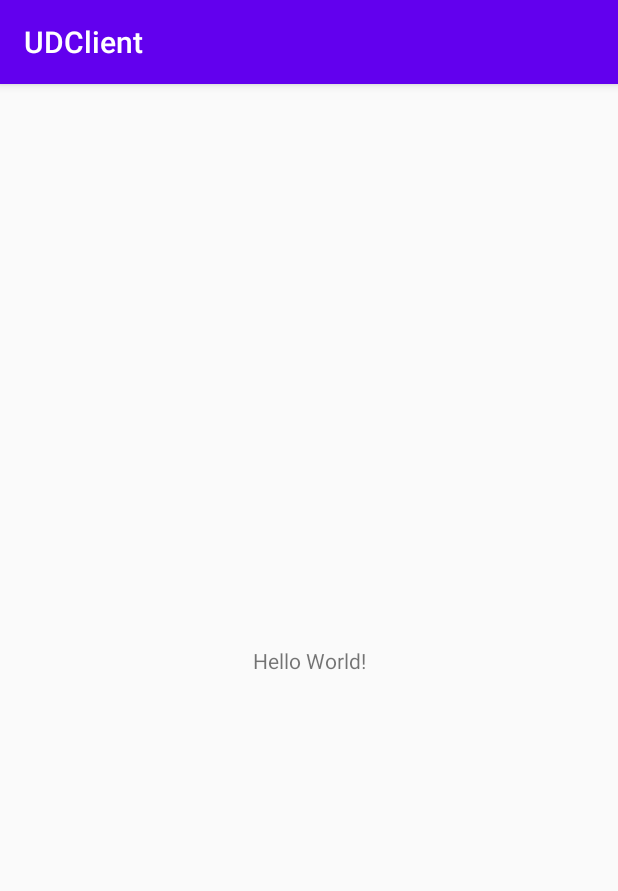
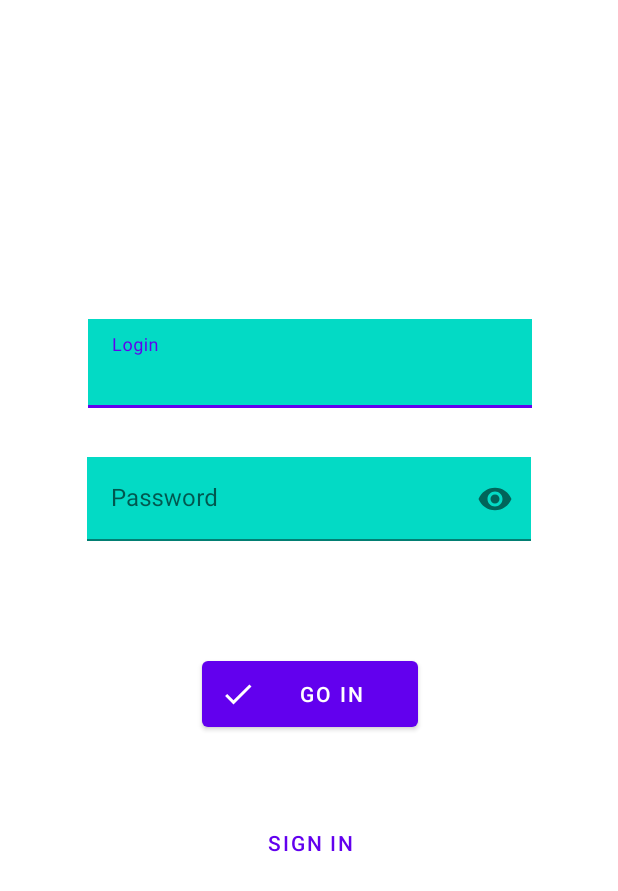
Before and after one commit to fay3r/Unforgotted_Debts_client, an Android app: the screen it shows after launch (MainActivity), on a phone screen of 412 x 824 dp. Shown: the top 891 px of the screen. Run offline under Robolectric (Android 15) with nearby library versions, the phone set to English and light mode, and no system bars.

Commit message:
created login screen layout

```diff
--- a/app/build.gradle
+++ b/app/build.gradle
@@ -1,7 +1,7 @@
 apply plugin: 'com.android.application'
 
 android {
-    compileSdkVersion 30
+    compileSdkVersion 29
     buildToolsVersion "30.0.2"
 
     defaultConfig {
@@ -25,9 +25,10 @@ android {
 dependencies {
     implementation fileTree(dir: "libs", include: ["*.jar"])
     implementation 'androidx.appcompat:appcompat:1.2.0'
-    implementation 'androidx.constraintlayout:constraintlayout:2.0.1'
-    testImplementation 'junit:junit:4.12'
+    implementation 'androidx.constraintlayout:constraintlayout:2.0.4'
+    testImplementation 'junit:junit:4.13.1'
     androidTestImplementation 'androidx.test.ext:junit:1.1.2'
     androidTestImplementation 'androidx.test.espresso:espresso-core:3.3.0'
+    implementation 'com.google.android.material:material:1.2.1'
 
 }
--- /dev/null
+++ b/app/src/main/res/drawable/ic_loginxx.xml
@@ -0,0 +1,10 @@
+<vector xmlns:android="http://schemas.android.com/apk/res/android"
+    android:width="24dp"
+    android:height="24dp"
+    android:viewportWidth="24"
+    android:viewportHeight="24"
+    android:tint="?attr/colorControlNormal">
+  <path
+      android:fillColor="@android:color/white"
+      android:pathData="M9,16.2L4.8,12l-1.4,1.4L9,19 21,7l-1.4,-1.4L9,16.2z"/>
+</vector>
--- a/app/src/main/res/layout/activity_main.xml
+++ b/app/src/main/res/layout/activity_main.xml
@@ -6,13 +6,73 @@
     android:layout_height="match_parent"
     tools:context=".MainActivity">
 
-    <TextView
+    <com.google.android.material.textfield.TextInputLayout
+        android:layout_width="296dp"
+        android:layout_height="59dp"
+        app:endIconMode="clear_text"
+        app:layout_constraintBottom_toTopOf="@+id/textInputLayout"
+        app:layout_constraintEnd_toEndOf="parent"
+        app:layout_constraintHorizontal_bias="0.507"
+        app:layout_constraintStart_toStartOf="parent"
+        app:layout_constraintTop_toTopOf="parent"
+        app:layout_constraintVertical_bias="0.868"
+        app:errorEnabled="true">
+
+        <com.google.android.material.textfield.TextInputEditText
+            android:id="@+id/login"
+            android:layout_width="match_parent"
+            android:layout_height="match_parent"
+            android:background="#03DAC5"
+            android:hint="Login"
+            android:inputType="textPersonName" />
+    </com.google.android.material.textfield.TextInputLayout>
+
+    <com.google.android.material.textfield.TextInputLayout
+        android:id="@+id/textInputLayout"
+        android:layout_width="296dp"
+        android:layout_height="59dp"
+        app:endIconMode="password_toggle"
+        app:layout_constraintBottom_toBottomOf="parent"
+        app:layout_constraintEnd_toEndOf="parent"
+        app:layout_constraintStart_toStartOf="parent"
+        app:layout_constraintTop_toTopOf="parent"
+        app:layout_constraintVertical_bias="0.398"
+        app:errorEnabled="true">
+
+        <com.google.android.material.textfield.TextInputEditText
+            android:layout_width="match_parent"
+            android:layout_height="wrap_content"
+            android:background="#03DAC5"
+            android:hint="Password"
+            android:inputType="textPassword"
+            />
+    </com.google.android.material.textfield.TextInputLayout>
+
+    <Button
+        android:id="@+id/button2"
+        style="@style/Widget.MaterialComponents.Button.Icon"
+        android:layout_width="144dp"
+        android:layout_height="56dp"
+        android:text="Go in"
+        app:icon="@drawable/ic_loginxx"
+        app:layout_constraintBottom_toBottomOf="parent"
+        app:layout_constraintEnd_toEndOf="parent"
+        app:layout_constraintHorizontal_bias="0.502"
+        app:layout_constraintStart_toStartOf="parent"
+        app:layout_constraintTop_toBottomOf="@+id/textInputLayout"
+        app:layout_constraintVertical_bias="0.175" />
+
+    <Button
+        android:id="@+id/textButton"
+        style="@style/Widget.MaterialComponents.Button.TextButton"
         android:layout_width="wrap_content"
         android:layout_height="wrap_content"
-        android:text="Hello World!"
+        android:layout_marginTop="43dp"
+        android:text="Sign in"
         app:layout_constraintBottom_toBottomOf="parent"
-        app:layout_constraintLeft_toLeftOf="parent"
-        app:layout_constraintRight_toRightOf="parent"
-        app:layout_constraintTop_toTopOf="parent" />
-
+        app:layout_constraintEnd_toEndOf="parent"
+        app:layout_constraintHorizontal_bias="0.502"
+        app:layout_constraintStart_toStartOf="parent"
+        app:layout_constraintTop_toBottomOf="@+id/button2"
+        app:layout_constraintVertical_bias="0.017" />
 </androidx.constraintlayout.widget.ConstraintLayout>
--- a/app/src/main/res/values/styles.xml
+++ b/app/src/main/res/values/styles.xml
@@ -1,6 +1,6 @@
 <resources>
     <!-- Base application theme. -->
-    <style name="AppTheme" parent="Theme.AppCompat.Light.DarkActionBar">
+    <style name="AppTheme" parent="Theme.MaterialComponents.DayNight.NoActionBar">
         <!-- Customize your theme here. -->
         <item name="colorPrimary">@color/colorPrimary</item>
         <item name="colorPrimaryDark">@color/colorPrimaryDark</item>
```
Also changed, not shown: app/src/main/res/mipmap-hdpi/ic_loginxx.png (added), app/src/main/res/mipmap-mdpi/ic_loginxx.png (added), app/src/main/res/mipmap-xhdpi/ic_loginxx.png (added), app/src/main/res/mipmap-xxhdpi/ic_loginxx.png (added), app/src/main/res/mipmap-xxxhdpi/ic_loginxx.png (added).
